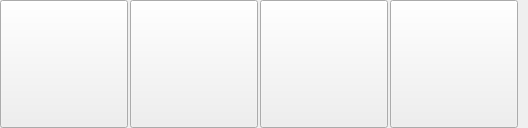
GitHubAccount-Jason/Wb, file floatingsetting.ui: the form before one commit.
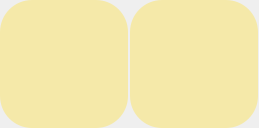
The form after the commit. Icons and pictures are not drawn.

The edit to the form file:
```diff
--- a/floatingsetting.ui
+++ b/floatingsetting.ui
@@ -6,13 +6,13 @@
    <rect>
     <x>0</x>
     <y>0</y>
-    <width>528</width>
+    <width>259</width>
     <height>128</height>
    </rect>
   </property>
   <property name="minimumSize">
    <size>
-    <width>0</width>
+    <width>259</width>
     <height>128</height>
    </size>
   </property>
@@ -25,7 +25,7 @@
   <property name="windowTitle">
    <string>Form</string>
   </property>
-  <widget class="QPushButton" name="pbType">
+  <widget class="QPushButton" name="pbPen">
    <property name="geometry">
     <rect>
      <x>0</x>
@@ -46,11 +46,18 @@
      <height>128</height>
     </size>
    </property>
+   <property name="styleSheet">
+    <string notr="true">QPushButton#pbPen{
+border-image: url(:/Image/source/image/floatingsetting-pen.png);
+border-radius: 32px;
+	background-color: rgba(255, 225, 60, 100);
+}</string>
+   </property>
    <property name="text">
     <string/>
    </property>
   </widget>
-  <widget class="QPushButton" name="pbReserved1">
+  <widget class="QPushButton" name="pbEraser">
    <property name="geometry">
     <rect>
      <x>130</x>
@@ -71,55 +78,12 @@
      <height>128</height>
     </size>
    </property>
-   <property name="text">
-    <string/>
-   </property>
-  </widget>
-  <widget class="QPushButton" name="pbReserved2">
-   <property name="geometry">
-    <rect>
-     <x>260</x>
-     <y>0</y>
-     <width>128</width>
-     <height>128</height>
-    </rect>
-   </property>
-   <property name="minimumSize">
-    <size>
-     <width>128</width>
-     <height>128</height>
-    </size>
-   </property>
-   <property name="maximumSize">
-    <size>
-     <width>128</width>
-     <height>128</height>
-    </size>
-   </property>
-   <property name="text">
-    <string/>
-   </property>
-  </widget>
-  <widget class="QPushButton" name="pbReserved3">
-   <property name="geometry">
-    <rect>
-     <x>390</x>
-     <y>0</y>
-     <width>128</width>
-     <height>128</height>
-    </rect>
-   </property>
-   <property name="minimumSize">
-    <size>
-     <width>128</width>
-     <height>128</height>
-    </size>
-   </property>
-   <property name="maximumSize">
-    <size>
-     <width>128</width>
-     <height>128</height>
-    </size>
+   <property name="styleSheet">
+    <string notr="true">QPushButton#pbEraser{
+border-image: url(:/Image/source/image/floatingsetting-eraser.png);
+border-radius: 32px;
+	background-color: rgba(255, 225, 60, 100);
+}</string>
    </property>
    <property name="text">
     <string/>
```
